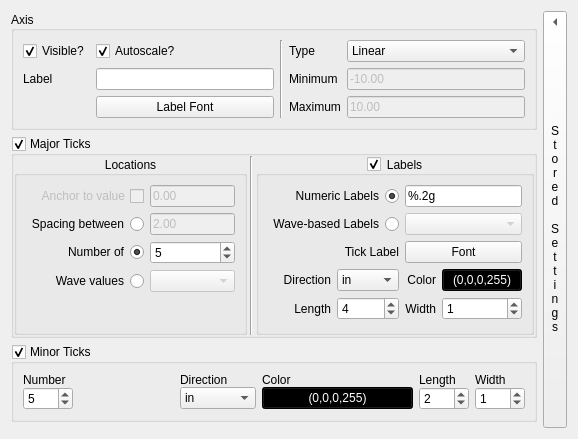
bbreslauer/PySciPlot, file src/ui/Ui_CartesianPlotAxis.ui: the form before one commit.
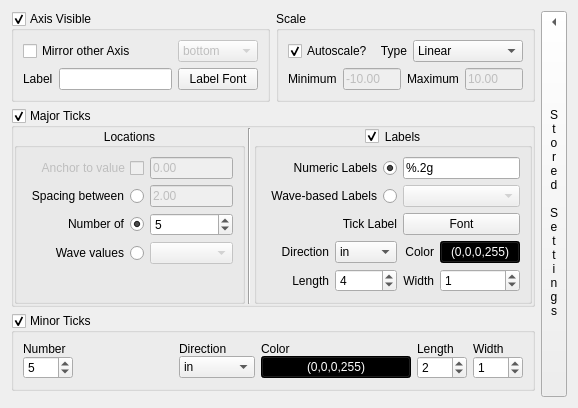
The form after the commit. Custom widgets are drawn as their Qt base class.

Commit message: Got slaved/mirrored axes working (mostly). If the mirrored axis are set to have different scaling (linear/log), even though they are greyed out the tick locations are not correct. This needs to be fixed.

The edit to the form file:
```diff
--- a/src/ui/Ui_CartesianPlotAxis.ui
+++ b/src/ui/Ui_CartesianPlotAxis.ui
@@ -7,21 +7,15 @@
     <x>0</x>
     <y>0</y>
     <width>578</width>
-    <height>439</height>
+    <height>357</height>
    </rect>
   </property>
   <property name="windowTitle">
    <string>Form</string>
   </property>
-  <layout class="QGridLayout" name="gridLayout_4">
+  <layout class="QGridLayout" name="gridLayout_4" columnstretch="1,1,1">
    <item row="0" column="0">
-    <widget class="QGroupBox" name="groupBox">
-     <property name="sizePolicy">
-      <sizepolicy hsizetype="Preferred" vsizetype="Maximum">
-       <horstretch>0</horstretch>
-       <verstretch>0</verstretch>
-      </sizepolicy>
-     </property>
+    <widget class="QGroupBox" name="visible">
      <property name="minimumSize">
       <size>
        <width>185</width>
@@ -29,57 +23,12 @@
       </size>
      </property>
      <property name="title">
-      <string>Axis</string>
+      <string>Axis Visible</string>
      </property>
-     <property name="alignment">
-      <set>Qt::AlignLeading|Qt::AlignLeft|Qt::AlignVCenter</set>
+     <property name="checkable">
+      <bool>true</bool>
      </property>
      <layout class="QGridLayout" name="gridLayout_5">
-      <item row="0" column="0">
-       <widget class="QCheckBox" name="visible">
-        <property name="enabled">
-         <bool>true</bool>
-        </property>
-        <property name="text">
-         <string>Visible?</string>
-        </property>
-        <property name="checked">
-         <bool>true</bool>
-        </property>
-       </widget>
-      </item>
-      <item row="0" column="5">
-       <widget class="QComboBox" name="scaleType">
-        <property name="sizePolicy">
-         <sizepolicy hsizetype="Minimum" vsizetype="Fixed">
-          <horstretch>0</horstretch>
-          <verstretch>0</verstretch>
-         </sizepolicy>
-        </property>
-        <item>
-         <property name="text">
-          <string>Linear</string>
-         </property>
-        </item>
-        <item>
-         <property name="text">
-          <string>Logarithmic</string>
-         </property>
-        </item>
-        <item>
-         <property name="text">
-          <string>Symmetric Log</string>
-         </property>
-        </item>
-       </widget>
-      </item>
-      <item row="0" column="2" rowspan="3" colspan="2">
-       <widget class="Line" name="line">
-        <property name="orientation">
-         <enum>Qt::Vertical</enum>
-        </property>
-       </widget>
-      </item>
       <item row="1" column="1">
        <widget class="QLineEdit" name="label"/>
       </item>
@@ -90,68 +39,51 @@
         </property>
        </widget>
       </item>
-      <item row="1" column="5">
-       <widget class="QLineEdit" name="minimum">
-        <property name="enabled">
-         <bool>false</bool>
-        </property>
-        <property name="text">
-         <string>-10.00</string>
-        </property>
-       </widget>
-      </item>
-      <item row="1" column="4">
-       <widget class="QLabel" name="label_20">
-        <property name="text">
-         <string>Minimum</string>
-        </property>
-       </widget>
-      </item>
-      <item row="0" column="4">
-       <widget class="QLabel" name="label_21">
-        <property name="text">
-         <string>Type</string>
-        </property>
-       </widget>
-      </item>
-      <item row="2" column="4">
-       <widget class="QLabel" name="label_22">
-        <property name="text">
-         <string>Maximum</string>
-        </property>
-       </widget>
-      </item>
-      <item row="2" column="5">
-       <widget class="QLineEdit" name="maximum">
-        <property name="enabled">
-         <bool>false</bool>
-        </property>
-        <property name="text">
-         <string>10.00</string>
-        </property>
-       </widget>
-      </item>
-      <item row="2" column="1">
+      <item row="1" column="2">
        <widget class="QTextOptionsButton" name="labelFont">
         <property name="text">
          <string>Label Font</string>
         </property>
        </widget>
       </item>
-      <item row="0" column="1">
-       <widget class="QCheckBox" name="autoscale">
+      <item row="0" column="0" colspan="2">
+       <widget class="QCheckBox" name="slaveAxisToOther">
         <property name="text">
-         <string>Autoscale?</string>
+         <string>Mirror other Axis</string>
         </property>
-        <property name="checked">
-         <bool>true</bool>
+       </widget>
+      </item>
+      <item row="0" column="2">
+       <widget class="QComboBox" name="slavedTo">
+        <property name="enabled">
+         <bool>false</bool>
         </property>
+        <item>
+         <property name="text">
+          <string>bottom</string>
+         </property>
+        </item>
+        <item>
+         <property name="text">
+          <string>left</string>
+         </property>
+        </item>
+        <item>
+         <property name="text">
+          <string>top</string>
+         </property>
+        </item>
+        <item>
+         <property name="text">
+          <string>right</string>
+         </property>
+        </item>
        </widget>
       </item>
      </layout>
     </widget>
    </item>
-   <item row="1" column="0">
+   <item row="1" column="0" colspan="2">
     <widget class="QGroupBox" name="majorTicksVisible">
      <property name="sizePolicy">
       <sizepolicy hsizetype="Preferred" vsizetype="Maximum">
@@ -529,7 +461,7 @@
      </layout>
     </widget>
    </item>
-   <item row="2" column="0">
+   <item row="2" column="0" colspan="2">
     <widget class="QGroupBox" name="minorTicksVisible">
      <property name="sizePolicy">
       <sizepolicy hsizetype="Preferred" vsizetype="Maximum">
@@ -737,7 +669,103 @@
      </layout>
     </widget>
    </item>
-   <item row="0" column="1" rowspan="4">
+   <item row="0" column="1">
+    <widget class="QGroupBox" name="scaleGroupBox">
+     <property name="title">
+      <string>Scale</string>
+     </property>
+     <layout class="QVBoxLayout" name="verticalLayout_3">
+      <item>
+       <layout class="QHBoxLayout" name="horizontalLayout">
+        <item>
+         <widget class="QCheckBox" name="autoscale">
+          <property name="text">
+           <string>Autoscale?</string>
+          </property>
+          <property name="checked">
+           <bool>true</bool>
+          </property>
+         </widget>
+        </item>
+        <item>
+         <widget class="QLabel" name="label_21">
+          <property name="text">
+           <string>Type</string>
+          </property>
+          <property name="alignment">
+           <set>Qt::AlignRight|Qt::AlignTrailing|Qt::AlignVCenter</set>
+          </property>
+         </widget>
+        </item>
+        <item>
+         <widget class="QComboBox" name="scaleType">
+          <property name="sizePolicy">
+           <sizepolicy hsizetype="Minimum" vsizetype="Fixed">
+            <horstretch>0</horstretch>
+            <verstretch>0</verstretch>
+           </sizepolicy>
+          </property>
+          <item>
+           <property name="text">
+            <string>Linear</string>
+           </property>
+          </item>
+          <item>
+           <property name="text">
+            <string>Logarithmic</string>
+           </property>
+          </item>
+          <item>
+           <property name="text">
+            <string>Symmetric Log</string>
+           </property>
+          </item>
+         </widget>
+        </item>
+       </layout>
+      </item>
+      <item>
+       <layout class="QHBoxLayout" name="horizontalLayout_2">
+        <item>
+         <widget class="QLabel" name="label_20">
+          <property name="text">
+           <string>Minimum</string>
+          </property>
+         </widget>
+        </item>
+        <item>
+         <widget class="QLineEdit" name="minimum">
+          <property name="enabled">
+           <bool>false</bool>
+          </property>
+          <property name="text">
+           <string>-10.00</string>
+          </property>
+         </widget>
+        </item>
+        <item>
+         <widget class="QLabel" name="label_22">
+          <property name="text">
+           <string>Maximum</string>
+          </property>
+         </widget>
+        </item>
+        <item>
+         <widget class="QLineEdit" name="maximum">
+          <property name="enabled">
+           <bool>false</bool>
+          </property>
+          <property name="text">
+           <string>10.00</string>
+          </property>
+         </widget>
+        </item>
+       </layout>
+      </item>
+     </layout>
+    </widget>
+   </item>
+   <item row="0" column="2" rowspan="4">
     <widget class="QStoredSettingsButton" name="storedSettingsButton">
      <property name="sizePolicy">
       <sizepolicy hsizetype="Fixed" vsizetype="Expanding">
@@ -777,6 +805,11 @@
     </widget>
    </item>
   </layout>
+  <zorder>visible</zorder>
+  <zorder>majorTicksVisible</zorder>
+  <zorder>minorTicksVisible</zorder>
+  <zorder>scaleGroupBox</zorder>
+  <zorder>storedSettingsButton</zorder>
  </widget>
  <customwidgets>
   <customwidget>
```
Left out of the diff: 171 changed lines with no effect on the pictures. The commit also changes 7 other files.
